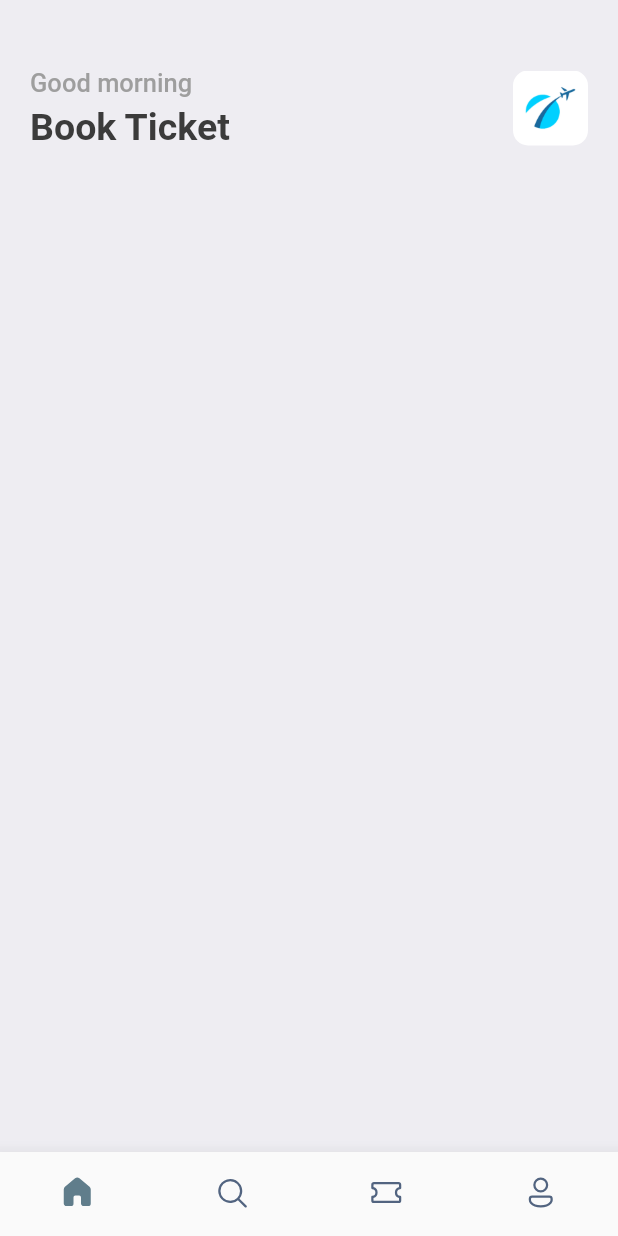
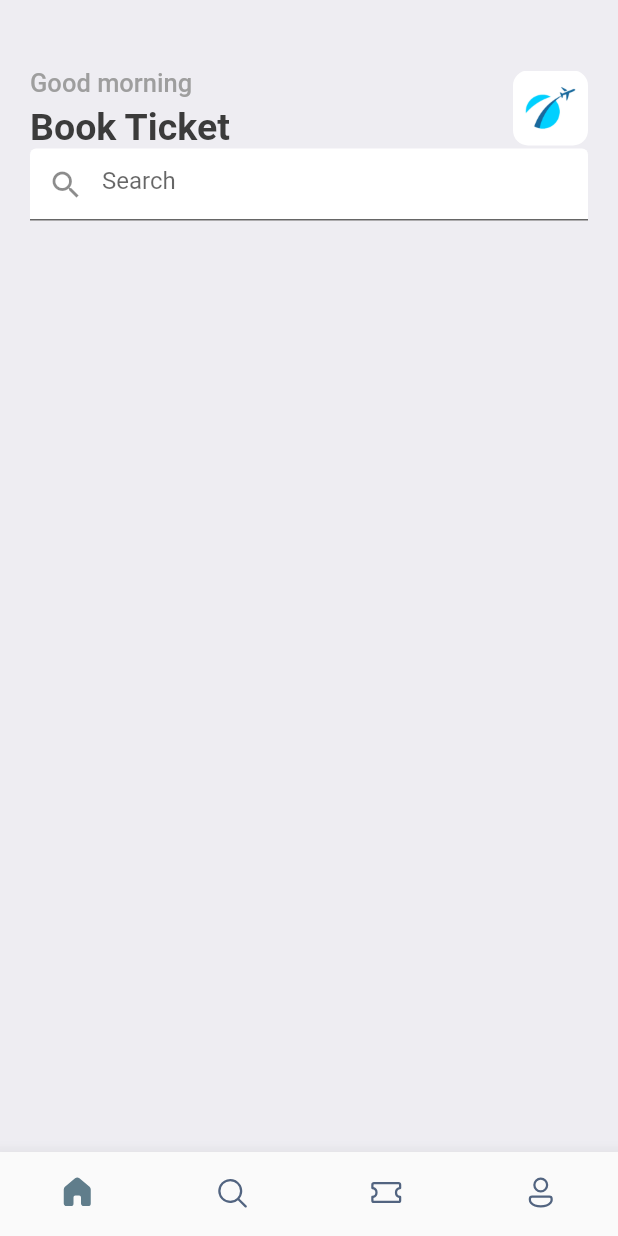
Before and after one commit to Gaiusrichard/ticket-tree, a Flutter app: the screen it shows after launch, on a phone screen of 412 x 824 dp. Run offline on Flutter 3.47's test engine with Material 2 defaults, Android fonts, the phone set to English and light mode, and no system bars; our stand-ins replace fluentui_icons.

Commit message:
Search bar 15/100

```diff
--- a/lib/screens/home_screen.dart
+++ b/lib/screens/home_screen.dart
@@ -18,7 +18,6 @@ class HomeScreen extends StatelessWidget {
               const SizedBox(
                 height: 45,
               ),
-
               Row(
                 mainAxisAlignment: MainAxisAlignment.spaceBetween,
                 children: [
@@ -48,14 +47,14 @@ class HomeScreen extends StatelessWidget {
                   // logo
                 ],
               ),
-
-              Container(
-                child: Row(
-                  children: [
-
-                  ]
+              const TextField(
+                decoration: InputDecoration(
+                  prefixIcon: Icon(Icons.search),
+                  hintText: 'Search',
+                  filled: true,
+                  fillColor: Colors.white,
                 ),
-              )
+              ),
             ]),
           )
         ],
```
